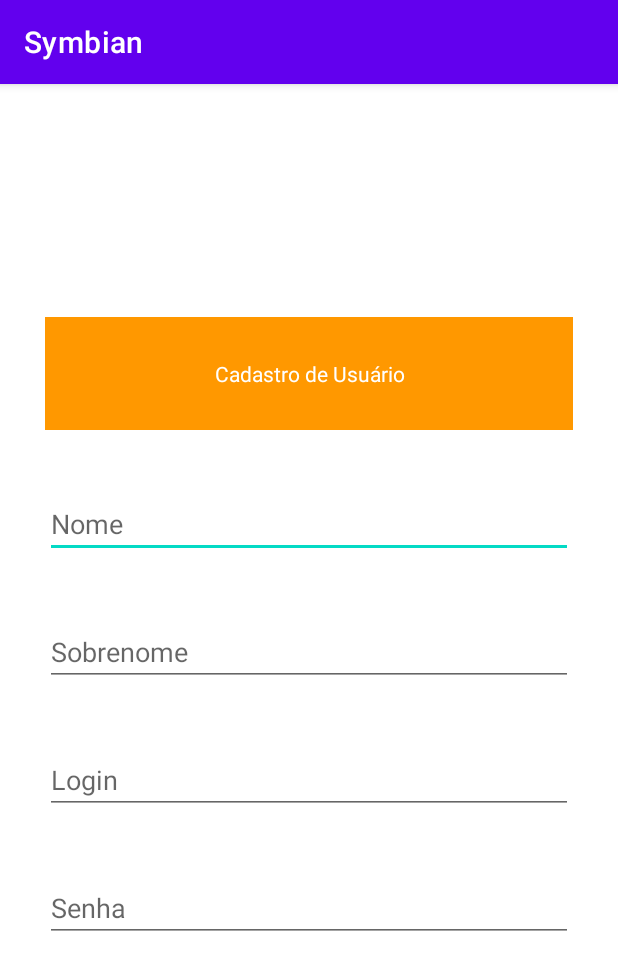
After one commit to Gabriel-Lucena/symbian, an Android app: the CadastroUsuario screen opened directly, with no data from a screen before it, on a phone screen of 412 x 824 dp. The commit adds this screen. Shown: the top 970 px of the screen. Run offline under Robolectric (Android 15) with nearby library versions, the phone set to English and light mode, and no system bars.

Commit message:
Activity de cadastro de usuário criada

```diff
--- a/app/src/main/AndroidManifest.xml
+++ b/app/src/main/AndroidManifest.xml
@@ -10,6 +10,9 @@
         android:supportsRtl="true"
         android:theme="@style/Theme.Symbian">
         <activity
+            android:name=".CadastroUsuario"
+            android:exported="false" />
+        <activity
             android:name=".MainActivity"
             android:exported="true">
             <intent-filter>
--- /dev/null
+++ b/app/src/main/java/com/example/symbian/CadastroUsuario.java
@@ -0,0 +1,14 @@
+package com.example.symbian;
+
+import androidx.appcompat.app.AppCompatActivity;
+
+import android.os.Bundle;
+
+public class CadastroUsuario extends AppCompatActivity {
+
+    @Override
+    protected void onCreate(Bundle savedInstanceState) {
+        super.onCreate(savedInstanceState);
+        setContentView(R.layout.activity_cadastro_usuario);
+    }
+}
--- /dev/null
+++ b/app/src/main/res/layout/activity_cadastro_usuario.xml
@@ -0,0 +1,56 @@
+<?xml version="1.0" encoding="utf-8"?>
+<ScrollView xmlns:android="http://schemas.android.com/apk/res/android"
+    xmlns:tools="http://schemas.android.com/tools"
+    android:layout_width="match_parent"
+    android:layout_height="match_parent"
+    tools:context=".CadastroUsuario">
+
+    <LinearLayout
+        android:layout_width="match_parent"
+        android:layout_height="match_parent"
+        android:layout_gravity="center"
+        android:gravity="center"
+        android:orientation="vertical"
+        tools:context=".activity_cadastro_usuario">
+
+        <TextView
+            style="@style/cadastroUsuario_titulo"
+            android:layout_width="match_parent"
+            android:layout_height="wrap_content"
+            android:text="@string/cadastroUsuario_titulo" />
+
+        <EditText
+            android:id="@+id/txtNomeUsuarioCadastro"
+            style="@style/cadastroUsuario_editText"
+            android:layout_width="match_parent"
+            android:layout_height="wrap_content"
+            android:hint="@string/cadastroUsuario_nome"
+            android:inputType="text" />
+
+        <EditText
+            android:id="@+id/txtSobrenomeUsuarioCadastro"
+            style="@style/cadastroUsuario_editText"
+            android:layout_width="match_parent"
+            android:layout_height="wrap_content"
+            android:hint="@string/cadastroUsuario_sobrenome"
+            android:inputType="text" />
+
+        <EditText
+            android:id="@+id/txtLoginUsuarioCadastro"
+            style="@style/cadastroUsuario_editText"
+            android:layout_width="match_parent"
+            android:layout_height="wrap_content"
+            android:hint="@string/cadastroUsuario_login"
+            android:inputType="text" />
+
+        <EditText
+            android:id="@+id/txtSobrenome"
+            style="@style/cadastroUsuario_editText"
+            android:layout_width="match_parent"
+            android:layout_height="wrap_content"
+            android:hint="@string/cadastroUsuario_senha"
+            android:inputType="text" />
+
+    </LinearLayout>
+
+</ScrollView>
--- a/app/src/main/res/values/strings.xml
+++ b/app/src/main/res/values/strings.xml
@@ -1,3 +1,8 @@
 <resources>
     <string name="app_name">Symbian</string>
+    <string name="cadastroUsuario_titulo">Cadastro de Usuário</string>
+    <string name="cadastroUsuario_nome">Nome</string>
+    <string name="cadastroUsuario_sobrenome">Sobrenome</string>
+    <string name="cadastroUsuario_login">Login</string>
+    <string name="cadastroUsuario_senha">Senha</string>
 </resources>
--- /dev/null
+++ b/app/src/main/res/values/styles.xml
@@ -0,0 +1,25 @@
+<?xml version="1.0" encoding="utf-8"?>
+<resources>
+
+    <style name="cadastroUsuario_titulo">
+
+        <item name="android:layout_marginStart">30dp</item>
+        <item name="android:layout_marginEnd">30dp</item>
+        <item name="android:layout_marginBottom">40dp</item>
+        <item name="android:background">#FF9800</item>
+        <item name="textFillColor">@android:color/white</item>
+        <item name="android:padding">28dp</item>
+        <item name="android:gravity">center</item>
+        <item name="android:textColor">@color/white</item>
+
+    </style>
+
+    <style name="cadastroUsuario_editText">
+        <item name="android:layout_marginStart">30dp</item>
+        <item name="android:layout_marginEnd">30dp</item>
+        <item name="android:layout_marginBottom">40dp</item>
+    </style>
+
+
+
+</resources>
```
